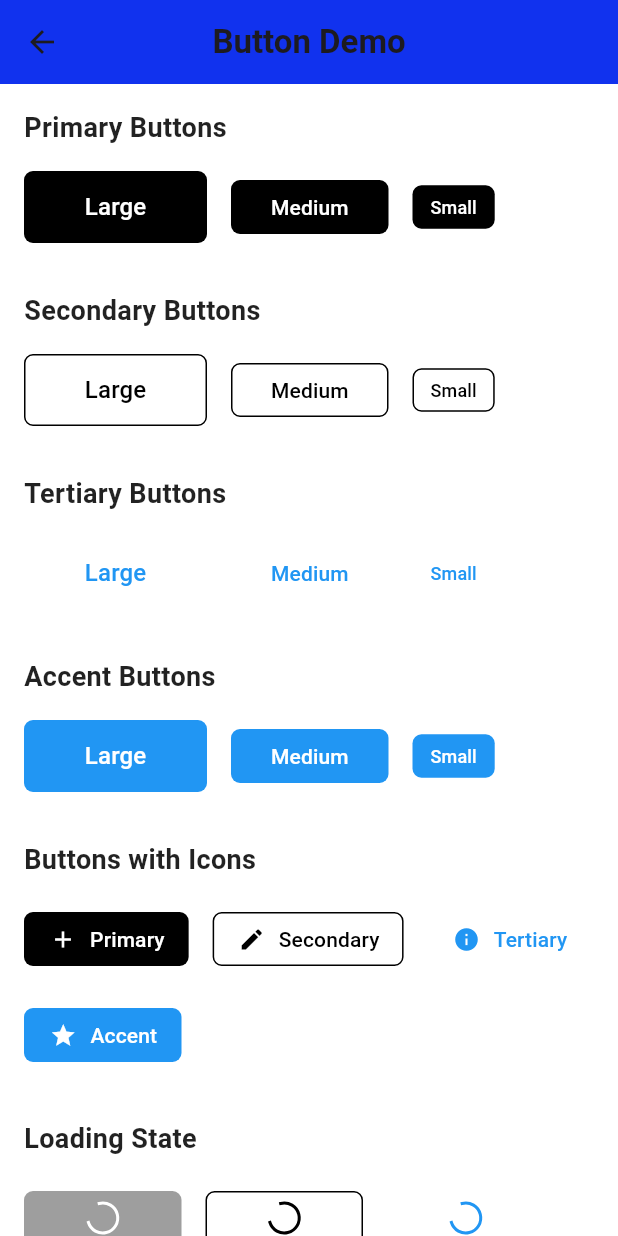
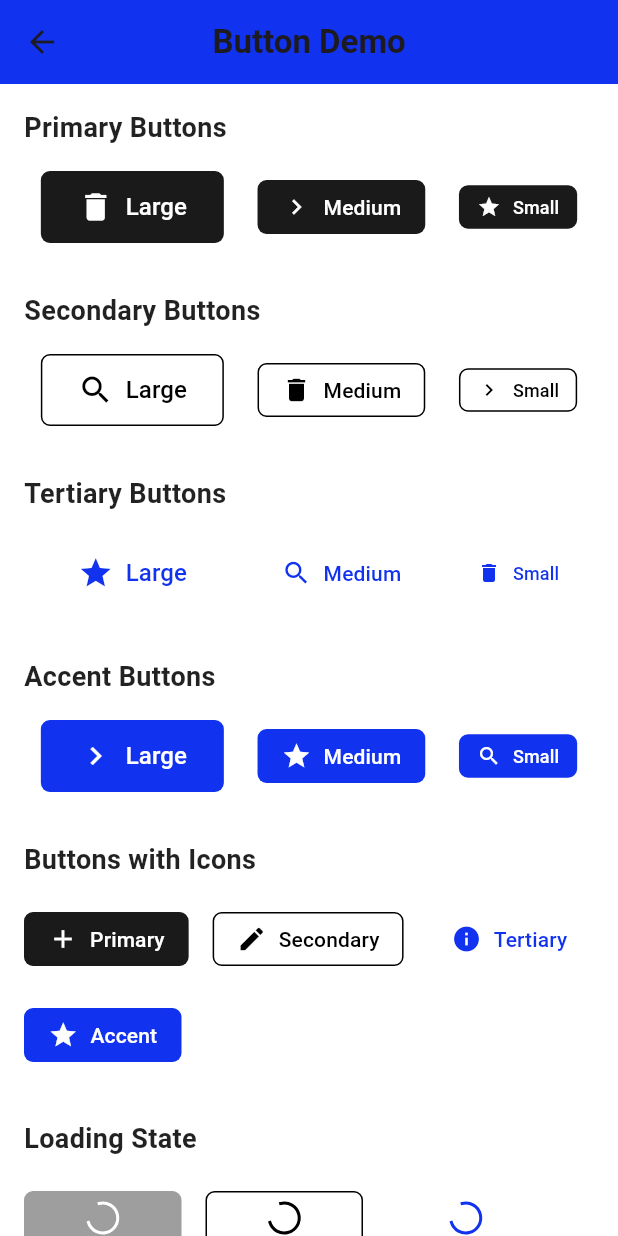
Before and after one commit to sourav-ganguly/doctor-finder, a Flutter app: the ButtonDemoScreen screen opened directly, on a phone screen of 412 x 824 dp. Run offline on Flutter 3.47's test engine with Material 3 defaults, Android fonts, the phone set to English and light mode, and no system bars; our stand-ins replace flutter_riverpod.

Commit message:
Refactor button components to use IconData and update theme colors
- Changed button icon type from Widget to IconData for better consistency and performance.
- Updated button components (Primary, Secondary, Tertiary, Accent) to utilize new color definitions from OrionColors.
- Enhanced the ButtonDemoScreen to showcase buttons with icons, improving the visual representation of each button style.
- Adjusted layout in ButtonDemoScreen for better alignment and spacing of buttons.

```diff
--- a/lib/common_ui/button/orion_buttons.dart
+++ b/lib/common_ui/button/orion_buttons.dart
@@ -1,4 +1,6 @@
 import 'package:flutter/material.dart';
+
+import '../../core/theme/app_theme.dart';
 
 enum ButtonSizeVariant {
   large(
@@ -51,10 +53,10 @@ enum ButtonSizeVariant {
 
 class BaseParentButton extends StatelessWidget {
   final String label;
-  final Widget? icon;
+  final IconData? icon;
   final Color foregroundColor;
   final Color backgroundColor;
-  final Color? hoverColor;
+  final Color? overlayColor;
   final Color? disabledBackgroundColor;
   final Color? disabledForegroundColor;
   final bool hasBorder;
@@ -68,7 +70,7 @@ class BaseParentButton extends StatelessWidget {
     this.icon,
     required this.foregroundColor,
     required this.backgroundColor,
-    this.hoverColor,
+    this.overlayColor,
     this.disabledBackgroundColor,
     this.disabledForegroundColor,
     this.hasBorder = false,
@@ -86,6 +88,7 @@ class BaseParentButton extends StatelessWidget {
         backgroundColor: backgroundColor,
         disabledBackgroundColor: disabledBackgroundColor,
         disabledForegroundColor: disabledForegroundColor,
+        overlayColor: overlayColor,
         minimumSize: Size(variant.width, variant.height),
         padding: EdgeInsets.symmetric(
           horizontal: variant.horizontalPadding,
@@ -110,10 +113,10 @@ class BaseParentButton extends StatelessWidget {
               mainAxisSize: MainAxisSize.min,
               children: [
                 if (icon != null) ...[
-                  SizedBox(
-                    width: variant.iconSize,
-                    height: variant.iconSize,
-                    child: icon,
+                  Icon(
+                    icon,
+                    size: variant.iconSize,
+                    color: foregroundColor,
                   ),
                   SizedBox(width: variant.gap),
                 ],
@@ -133,7 +136,7 @@ class BaseParentButton extends StatelessWidget {
 // Primary Button - Filled dark button
 class OrionPrimaryButton extends StatelessWidget {
   final String label;
-  final Widget? icon;
+  final IconData? icon;
   final bool isLoading;
   final ButtonSizeVariant variant;
   final VoidCallback? onPressed;
@@ -152,9 +155,9 @@ class OrionPrimaryButton extends StatelessWidget {
     return BaseParentButton(
       label: label,
       icon: icon,
-      foregroundColor: Colors.white,
-      backgroundColor: Colors.black,
-      hoverColor: Colors.black87,
+      foregroundColor: OrionColors.textOnInverse,
+      backgroundColor: OrionColors.shapePrimary,
+      overlayColor: OrionColors.textOnInverse,
       disabledBackgroundColor: Colors.black38,
       disabledForegroundColor: Colors.white70,
       isLoading: isLoading,
@@ -167,7 +170,7 @@ class OrionPrimaryButton extends StatelessWidget {
 // Secondary Button - Outlined button with border
 class OrionSecondaryButton extends StatelessWidget {
   final String label;
-  final Widget? icon;
+  final IconData? icon;
   final bool isLoading;
   final ButtonSizeVariant variant;
   final VoidCallback? onPressed;
@@ -186,9 +189,9 @@ class OrionSecondaryButton extends StatelessWidget {
     return BaseParentButton(
       label: label,
       icon: icon,
-      foregroundColor: Colors.black,
+      foregroundColor: OrionColors.textDefault,
       backgroundColor: Colors.transparent,
-      hoverColor: Colors.black.withOpacity(0.05),
+      overlayColor: OrionColors.textDefault,
       disabledBackgroundColor: Colors.transparent,
       disabledForegroundColor: Colors.black38,
       hasBorder: true,
@@ -202,7 +205,7 @@ class OrionSecondaryButton extends StatelessWidget {
 // Tertiary Button - Text only button
 class OrionTertiaryButton extends StatelessWidget {
   final String label;
-  final Widget? icon;
+  final IconData? icon;
   final bool isLoading;
   final ButtonSizeVariant variant;
   final VoidCallback? onPressed;
@@ -221,11 +224,11 @@ class OrionTertiaryButton extends StatelessWidget {
     return BaseParentButton(
       label: label,
       icon: icon,
-      foregroundColor: Colors.blue,
+      foregroundColor: OrionColors.textBrand,
       backgroundColor: Colors.transparent,
-      hoverColor: Colors.blue.withOpacity(0.05),
+      overlayColor: OrionColors.surfaceBrand.withOpacity(0.05),
       disabledBackgroundColor: Colors.transparent,
-      disabledForegroundColor: Colors.blue.withOpacity(0.5),
+      disabledForegroundColor: OrionColors.surfaceBrand.withOpacity(0.5),
       isLoading: isLoading,
       variant: variant,
       onPressed: onPressed,
@@ -236,7 +239,7 @@ class OrionTertiaryButton extends StatelessWidget {
 // Accent Button - Filled blue button
 class OrionAccentButton extends StatelessWidget {
   final String label;
-  final Widget? icon;
+  final IconData? icon;
   final bool isLoading;
   final ButtonSizeVariant variant;
   final VoidCallback? onPressed;
@@ -255,10 +258,10 @@ class OrionAccentButton extends StatelessWidget {
     return BaseParentButton(
       label: label,
       icon: icon,
-      foregroundColor: Colors.white,
-      backgroundColor: Colors.blue,
-      hoverColor: Colors.blue.shade600,
-      disabledBackgroundColor: Colors.blue.withOpacity(0.5),
+      foregroundColor: OrionColors.textOnBrand,
+      backgroundColor: OrionColors.surfaceBrand,
+      overlayColor: OrionColors.surfaceInverse,
+      disabledBackgroundColor: OrionColors.surfaceBrand.withOpacity(0.5),
       disabledForegroundColor: Colors.white70,
       isLoading: isLoading,
       variant: variant,
--- a/lib/core/theme/app_theme.dart
+++ b/lib/core/theme/app_theme.dart
@@ -1,11 +1,11 @@
 import 'package:flutter/material.dart';
 
 class AppTheme {
-  static const Color primaryColor = AppColors.surfaceBrand;
-  static const Color secondaryColor = AppColors.surface1;
-  static const Color backgroundColor = AppColors.surfaceBase;
-  static const Color primaryTextColor = AppColors.textBrand;
-  static const Color secondaryTextColor = AppColors.textBody;
+  static const Color primaryColor = OrionColors.surfaceBrand;
+  static const Color secondaryColor = OrionColors.surface1;
+  static const Color backgroundColor = OrionColors.surfaceBase;
+  static const Color primaryTextColor = OrionColors.textBrand;
+  static const Color secondaryTextColor = OrionColors.textBody;
 
   static ThemeData get lightTheme {
     return ThemeData(
@@ -85,8 +85,8 @@ class AppTheme {
   }
 }
 
-class AppColors {
-  AppColors._internal();
+class OrionColors {
+  OrionColors._internal();
 
   // Neutral Colors
   static const Color neutral0 = Color.fromRGBO(255, 255, 255, 1);
--- a/lib/features/demo_screen/screens/button_demo_screen.dart
+++ b/lib/features/demo_screen/screens/button_demo_screen.dart
@@ -29,16 +29,19 @@ class ButtonDemoScreen extends StatelessWidget {
               large: OrionPrimaryButton(
                 label: 'Large',
                 variant: ButtonSizeVariant.large,
+                icon: Icons.delete,
                 onPressed: () {},
               ),
               medium: OrionPrimaryButton(
                 label: 'Medium',
                 variant: ButtonSizeVariant.medium,
+                icon: Icons.chevron_right,
                 onPressed: () {},
               ),
               small: OrionPrimaryButton(
                 label: 'Small',
                 variant: ButtonSizeVariant.small,
+                icon: Icons.star,
                 onPressed: () {},
               ),
             ),
@@ -48,16 +51,19 @@ class ButtonDemoScreen extends StatelessWidget {
               large: OrionSecondaryButton(
                 label: 'Large',
                 variant: ButtonSizeVariant.large,
+                icon: Icons.search,
                 onPressed: () {},
               ),
               medium: OrionSecondaryButton(
                 label: 'Medium',
                 variant: ButtonSizeVariant.medium,
+                icon: Icons.delete,
                 onPressed: () {},
               ),
               small: OrionSecondaryButton(
                 label: 'Small',
                 variant: ButtonSizeVariant.small,
+                icon: Icons.chevron_right,
                 onPressed: () {},
               ),
             ),
@@ -67,16 +73,19 @@ class ButtonDemoScreen extends StatelessWidget {
               large: OrionTertiaryButton(
                 label: 'Large',
                 variant: ButtonSizeVariant.large,
+                icon: Icons.star,
                 onPressed: () {},
               ),
               medium: OrionTertiaryButton(
                 label: 'Medium',
                 variant: ButtonSizeVariant.medium,
+                icon: Icons.search,
                 onPressed: () {},
               ),
               small: OrionTertiaryButton(
                 label: 'Small',
                 variant: ButtonSizeVariant.small,
+                icon: Icons.delete,
                 onPressed: () {},
               ),
             ),
@@ -86,16 +95,19 @@ class ButtonDemoScreen extends StatelessWidget {
               large: OrionAccentButton(
                 label: 'Large',
                 variant: ButtonSizeVariant.large,
+                icon: Icons.chevron_right,
                 onPressed: () {},
               ),
               medium: OrionAccentButton(
                 label: 'Medium',
                 variant: ButtonSizeVariant.medium,
+                icon: Icons.star,
                 onPressed: () {},
               ),
               small: OrionAccentButton(
                 label: 'Small',
                 variant: ButtonSizeVariant.small,
+                icon: Icons.search,
                 onPressed: () {},
               ),
             ),
@@ -107,22 +119,22 @@ class ButtonDemoScreen extends StatelessWidget {
               children: [
                 OrionPrimaryButton(
                   label: 'Primary',
-                  icon: const Icon(Icons.add),
+                  icon: Icons.add,
                   onPressed: () {},
                 ),
                 OrionSecondaryButton(
                   label: 'Secondary',
-                  icon: const Icon(Icons.edit),
+                  icon: Icons.edit,
                   onPressed: () {},
                 ),
                 OrionTertiaryButton(
                   label: 'Tertiary',
-                  icon: const Icon(Icons.info),
+                  icon: Icons.info,
                   onPressed: () {},
                 ),
                 OrionAccentButton(
                   label: 'Accent',
-                  icon: const Icon(Icons.star),
+                  icon: Icons.star,
                   onPressed: () {},
                 ),
               ],
@@ -203,9 +215,10 @@ class ButtonDemoScreen extends StatelessWidget {
     required Widget medium,
     required Widget small,
   }) {
-    return Wrap(
-      spacing: 16,
-      runSpacing: 16,
+    return Row(
+      mainAxisAlignment: MainAxisAlignment.spaceAround,
+      // spacing: 16,
+      // runSpacing: 16,
       children: [
         large,
         medium,
```
